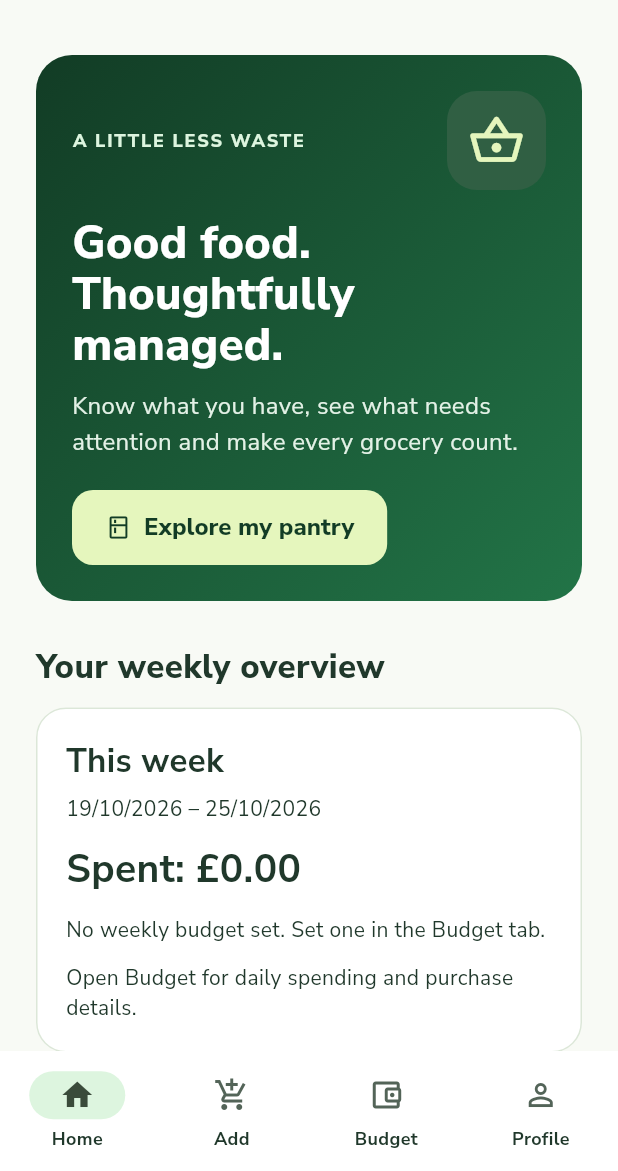
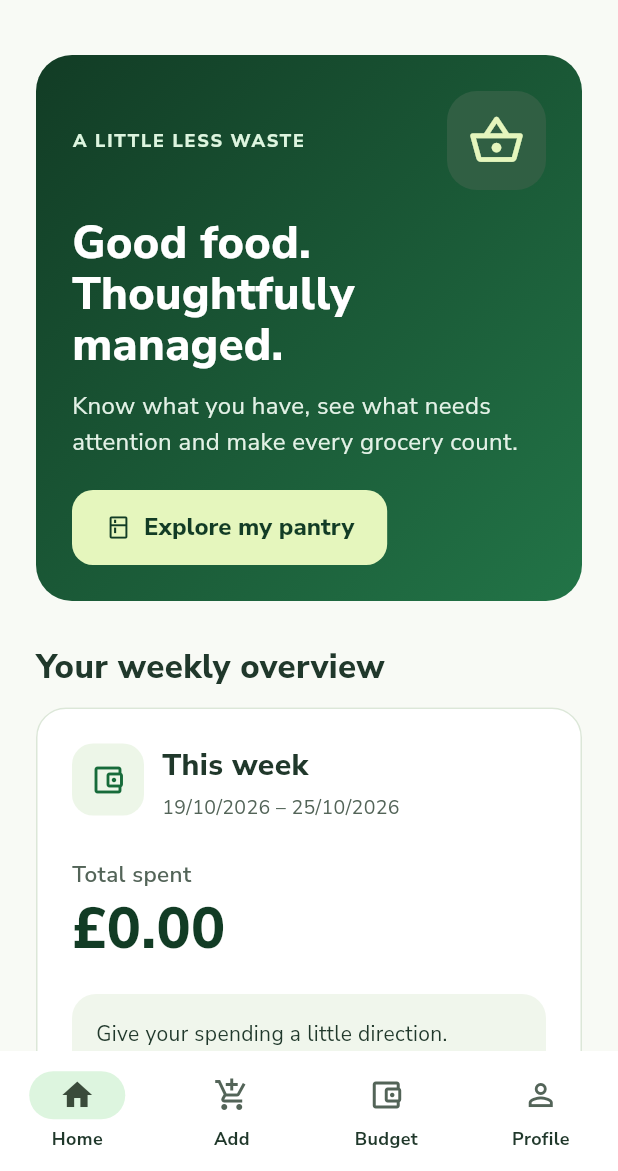
Before and after one commit to faithgelemu/faithful-pantry, a Flutter app: the screen it shows once a user with an empty profile is signed in, on a phone screen of 412 x 824 dp, the part 65-1236 px from its top. Run offline on Flutter 3.47's test engine with Material 3 defaults, Android fonts, the phone set to English and light mode, and no system bars; our stand-ins replace cloud_firestore, firebase_auth, firebase_core, google_fonts; accounts and stored records are empty; statements that could not run were skipped.

Commit message:
Polish Home spending card and budget progress

```diff
--- a/lib/widgets/weekly_spending_summary.dart
+++ b/lib/widgets/weekly_spending_summary.dart
@@ -3,8 +3,8 @@ import 'package:flutter/material.dart';
 import '../models/purchase_record.dart';
 import '../services/pantry_service.dart';
 import '../services/settings_service.dart';
+import '../utils/day_refresh_mixin.dart';
 import '../utils/spending_utils.dart';
-import '../utils/day_refresh_mixin.dart';
 
 class WeeklySpendingSummary extends StatefulWidget {
   const WeeklySpendingSummary({super.key});
@@ -46,6 +46,146 @@ class _WeeklySpendingSummaryState
     return '$day/$month/${date.year}';
   }
 
+  Widget budgetDetails(int spentPence) {
+    return StreamBuilder<int?>(
+      stream: budgetStream,
+      builder: (context, snapshot) {
+        if (snapshot.hasError) {
+          return const Text(
+            'Unable to load your budget setting.',
+          );
+        }
+
+        if (snapshot.connectionState == ConnectionState.waiting ||
+            snapshot.connectionState == ConnectionState.none) {
+          return const LinearProgressIndicator();
+        }
+
+        final budgetPence = snapshot.data;
+
+        if (budgetPence == null) {
+          return Container(
+            width: double.infinity,
+            padding: const EdgeInsets.all(16),
+            decoration: BoxDecoration(
+              color: const Color(0xFFF0F6EC),
+              borderRadius: BorderRadius.circular(16),
+            ),
+            child: const Text(
+              'Give your spending a little direction.\n'
+              'Set a weekly limit in the Budget tab.',
+              style: TextStyle(
+                color: Color(0xFF20382B),
+                height: 1.5,
+              ),
+            ),
+          );
+        }
+
+        final remainingPence = SpendingUtils.remainingBudgetPence(
+          budgetPence: budgetPence,
+          spentPence: spentPence,
+        );
+
+        final isOverBudget = remainingPence < 0;
+        final accentColor = isOverBudget
+            ? Theme.of(context).colorScheme.error
+            : const Color(0xFF176B3A);
+
+        // A zero budget has no percentage to calculate.
+        final progress = budgetPence > 0
+            ? (spentPence / budgetPence).clamp(0.0, 1.0).toDouble()
+            : null;
+
+        return Container(
+          width: double.infinity,
+          padding: const EdgeInsets.all(18),
+          decoration: BoxDecoration(
+            color: isOverBudget
+                ? Theme.of(context).colorScheme.errorContainer
+                : const Color(0xFFEDF6E8),
+            borderRadius: BorderRadius.circular(16),
+          ),
+          child: Column(
+            crossAxisAlignment: CrossAxisAlignment.start,
+            children: [
+              Text(
+                isOverBudget ? 'Over budget by' : 'Still available',
+                style: TextStyle(
+                  color: isOverBudget
+                      ? Theme.of(context).colorScheme.onErrorContainer
+                      : const Color(0xFF20382B),
+                  fontWeight: FontWeight.w600,
+                ),
+              ),
+              const SizedBox(height: 4),
+              Text(
+                money(
+                  isOverBudget ? -remainingPence : remainingPence,
+                ),
+                style: TextStyle(
+                  fontSize: 28,
+                  fontWeight: FontWeight.w800,
+                  color: isOverBudget
+                      ? Theme.of(context).colorScheme.onErrorContainer
+                      : const Color(0xFF123C25),
+                ),
+              ),
+              const SizedBox(height: 12),
+              Text(
+                'Weekly limit: ${money(budgetPence)}',
+                style: TextStyle(
+                  color: isOverBudget
+                      ? Theme.of(context).colorScheme.onErrorContainer
+                      : const Color(0xFF20382B),
+                ),
+              ),
+              if (progress != null) ...[
+                const SizedBox(height: 12),
+                ClipRRect(
+                  borderRadius: BorderRadius.circular(8),
+                  child: LinearProgressIndicator(
+                    value: progress,
+                    minHeight: 8,
+                    color: accentColor,
+                    backgroundColor: isOverBudget
+                        ? Theme.of(context).colorScheme.surface
+                        : const Color(0xFFD3E6CC),
+                    semanticsLabel: 'Weekly budget spent',
+                    semanticsValue:
+                        '${(spentPence / budgetPence * 100).round()}%',
+                  ),
+                ),
+                const SizedBox(height: 8),
+                Text(
+                  isOverBudget
+                      ? 'Spending has exceeded your weekly limit.'
+                      : 'The bar shows how much of your limit is spent.',
+                  style: TextStyle(
+                    fontSize: 13,
+                    color: isOverBudget
+                        ? Theme.of(context).colorScheme.onErrorContainer
+                        : const Color(0xFF20382B),
+                  ),
+                ),
+              ] else ...[
+                const SizedBox(height: 8),
+                Text(
+                  'Your weekly limit is £0.00.',
+                  style: TextStyle(
+                    color: isOverBudget
+                        ? Theme.of(context).colorScheme.onErrorContainer
+                        : const Color(0xFF20382B),
+                  ),
+                ),
+              ],
+            ],
+          ),
+        );
+      },
+    );
+  }
+
   @override
   Widget build(BuildContext context) {
     if (purchasesStream == null || budgetStream == null) {
@@ -62,111 +202,104 @@ class _WeeklySpendingSummaryState
     return Card(
       margin: EdgeInsets.zero,
       child: Padding(
-        padding: const EdgeInsets.all(20),
+        padding: const EdgeInsets.all(24),
+        child: Column(
+          crossAxisAlignment: CrossAxisAlignment.stretch,
+          children: [
+            Row(
+              crossAxisAlignment: CrossAxisAlignment.start,
+              children: [
+                Container(
+                  padding: const EdgeInsets.all(12),
+                  decoration: BoxDecoration(
+                    color: const Color(0xFFEDF6E8),
+                    borderRadius: BorderRadius.circular(14),
+                  ),
+                  child: const Icon(
+                    Icons.account_balance_wallet_outlined,
+                    color: Color(0xFF176B3A),
+                  ),
+                ),
+                const SizedBox(width: 12),
+                Expanded(
                   child: Column(
                     crossAxisAlignment: CrossAxisAlignment.start,
                     children: [
                       const Text(
                         'This week',
                         style: TextStyle(
-                fontSize: 22,
-                fontWeight: FontWeight.bold,
+                          fontSize: 20,
+                          fontWeight: FontWeight.w800,
                         ),
                       ),
-            const SizedBox(height: 6),
-            Text('${dateLabel(monday)} – ${dateLabel(sunday)}'),
-            const SizedBox(height: 12),
+                      const SizedBox(height: 4),
+                      Text(
+                        '${dateLabel(monday)} – ${dateLabel(sunday)}',
+                        style: const TextStyle(
+                          color: Color(0xFF536458),
+                          fontSize: 13,
+                        ),
+                      ),
+                    ],
+                  ),
+                ),
+              ],
+            ),
+            const SizedBox(height: 24),
             StreamBuilder<List<PurchaseRecord>>(
               stream: purchasesStream,
-              builder: (context, purchaseSnapshot) {
-                if (purchaseSnapshot.hasError) {
+              builder: (context, snapshot) {
+                if (snapshot.hasError) {
                   return const Text(
                     'Unable to load spending. '
                     'Check your connection and try again.',
                   );
                 }
 
-                if (!purchaseSnapshot.hasData) {
+                if (!snapshot.hasData) {
                   return const LinearProgressIndicator();
                 }
 
                 final spentPence = SpendingUtils.weeklyTotalPence(
-                  purchaseSnapshot.data!,
+                  snapshot.data!,
                   monday,
                 );
 
                 return Column(
-                  crossAxisAlignment: CrossAxisAlignment.start,
+                  crossAxisAlignment: CrossAxisAlignment.stretch,
                   children: [
-                    Text(
-                      'Spent: ${money(spentPence)}',
-                      style: const TextStyle(
-                        fontSize: 26,
-                        fontWeight: FontWeight.bold,
+                    const Text(
+                      'Total spent',
+                      style: TextStyle(
+                        color: Color(0xFF536458),
+                        fontSize: 15,
+                        fontWeight: FontWeight.w600,
                       ),
                     ),
-                    const SizedBox(height: 12),
-                    StreamBuilder<int?>(
-                      stream: budgetStream,
-                      builder: (context, budgetSnapshot) {
-                        if (budgetSnapshot.hasError) {
-                          return const Text(
-                            'Unable to load your budget setting.',
-                          );
-                        }
-
-                        if (budgetSnapshot.connectionState ==
-                                ConnectionState.waiting ||
-                            budgetSnapshot.connectionState ==
-                                ConnectionState.none) {
-                          return const LinearProgressIndicator();
-                        }
-
-                        final budgetPence = budgetSnapshot.data;
-
-                        if (budgetPence == null) {
-                          return const Text(
-                            'No weekly budget set. '
-                            'Set one in the Budget tab.',
-                          );
-                        }
-
-                        final remainingPence =
-                            SpendingUtils.remainingBudgetPence(
-                          budgetPence: budgetPence,
-                          spentPence: spentPence,
-                        );
-
-                        return Column(
-                          crossAxisAlignment: CrossAxisAlignment.start,
-                          children: [
-                            Text('Weekly limit: ${money(budgetPence)}'),
-                            const SizedBox(height: 6),
+                    const SizedBox(height: 4),
                     Text(
-                              remainingPence < 0
-                                  ? 'Over budget by '
-                                      '${money(-remainingPence)}'
-                                  : 'Remaining: ${money(remainingPence)}',
-                              style: TextStyle(
-                                fontWeight: FontWeight.bold,
-                                color: remainingPence < 0
-                                    ? Theme.of(context).colorScheme.error
-                                    : Theme.of(context)
-                                        .colorScheme
-                                        .onSurface,
+                      money(spentPence),
+                      style: const TextStyle(
+                        fontSize: 38,
+                        height: 1.2,
+                        fontWeight: FontWeight.w800,
+                        color: Color(0xFF123C25),
                       ),
                     ),
+                    const SizedBox(height: 20),
+                    budgetDetails(spentPence),
                   ],
                 );
               },
             ),
-                  ],
-                );
-              },
-            ),
-            const SizedBox(height: 12),
+            const SizedBox(height: 18),
             const Text(
               'Open Budget for daily spending and purchase details.',
+              style: TextStyle(
+                fontSize: 13,
+                color: Color(0xFF536458),
+                height: 1.5,
+              ),
             ),
           ],
         ),
```
Lines whose indentation alone changed are shown as unchanged.
